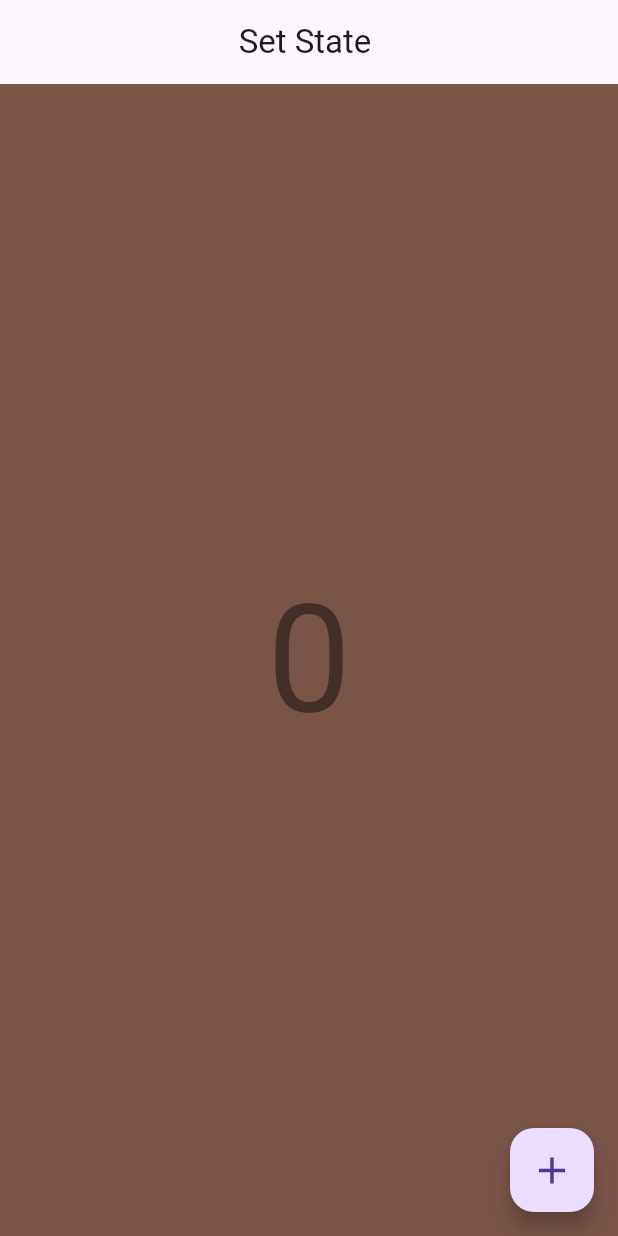
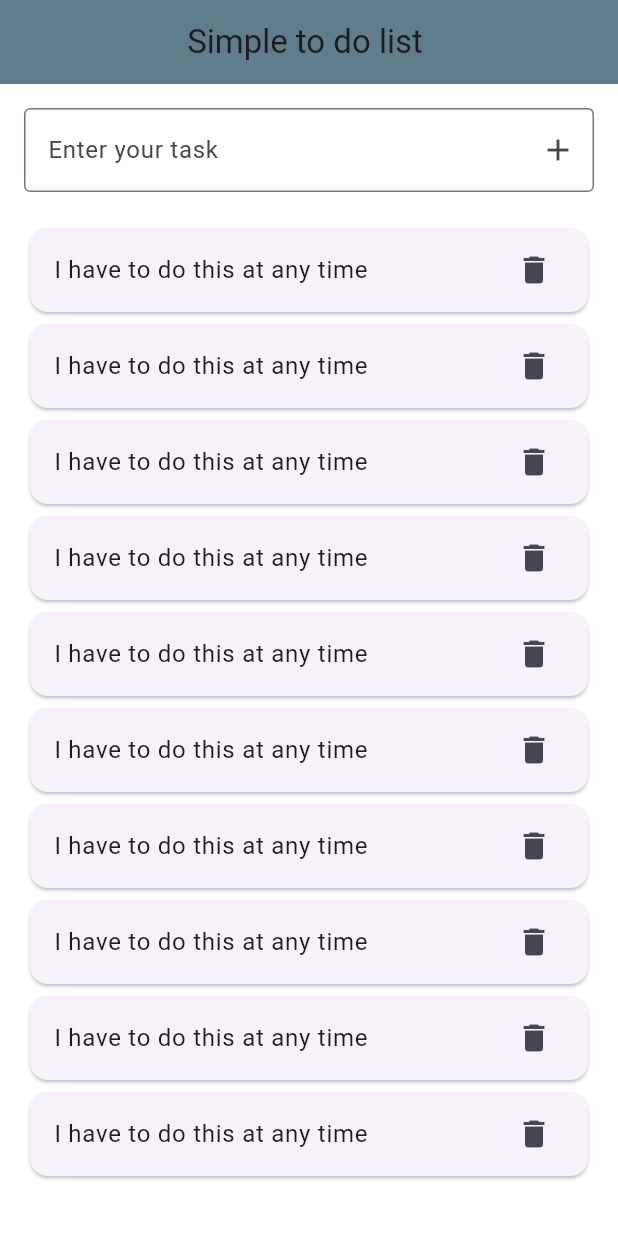
Before and after one commit to masudrr60/f5_structure_separation_page, a Flutter app: the screen it shows after launch, on a phone screen of 412 x 824 dp. Run offline on Flutter 3.47's test engine with Material 3 defaults, Android fonts, the phone set to English and light mode, and no system bars.

Commit message:
Mini to do

```diff
--- a/lib/Home.dart
+++ b/lib/Home.dart
@@ -6,26 +6,47 @@ import 'UserInfo.dart';
   @override
   State<Home> createState() => _HomeState();
 }
+
 class _HomeState extends State<Home> {
-    int _count=0;
-    incrementCount(){
-      setState(() {
-        _count++;
-      });
-      print(_count);
-    }
+  List<String> _task =[];
+  TextEditingController _taskControler = TextEditingController();
+
   @override
   Widget build(BuildContext context) {
     return Scaffold(
+      backgroundColor: Colors.white,
       appBar: AppBar(
-         title: Text("Set State "),
+        title: Text("Simple to do list "),
         centerTitle: true,
       ),
-       body:
-         Center(
-           child: Text(_count.toString(),style: TextStyle(fontSize: 100,color: Colors.black45),),
+      body:Padding(
+        padding: const EdgeInsets.all(16),
+        child: Column(
+          children: [
+            TextField(
+              decoration: InputDecoration(
+                hintText: "Enter your task",
+                border: OutlineInputBorder(),
+                suffixIcon: Icon(Icons.add),
               ),
-       floatingActionButton: FloatingActionButton(onPressed: incrementCount ,child: Icon(Icons.add,size: 30,),),
+            ),
+            SizedBox(height: 20,),
+
+            Expanded(
+              child: ListView.builder(itemCount: 10,
+                itemBuilder: (context, index) {
+                return Card(
+                  child: ListTile(
+                    title:Text("I have to do this at any time "),
+                    trailing: Icon(Icons.delete),
+                  ),
+                );
+                },
+              ),
+            )
+          ],
+        ),
+      )
     );
   }
 }
--- a/lib/myApp.dart
+++ b/lib/myApp.dart
@@ -9,6 +9,9 @@ class myApp extends StatelessWidget {
   Widget build(BuildContext context) {
     return MaterialApp(
       theme: ThemeData(
+        appBarTheme: AppBarTheme(
+          color: Colors.blueGrey
+        ),
           primaryColor: Colors.red,
           scaffoldBackgroundColor: Colors.brown,
           elevatedButtonTheme: ElevatedButtonThemeData(
```
Lines whose indentation alone changed are shown as unchanged.
